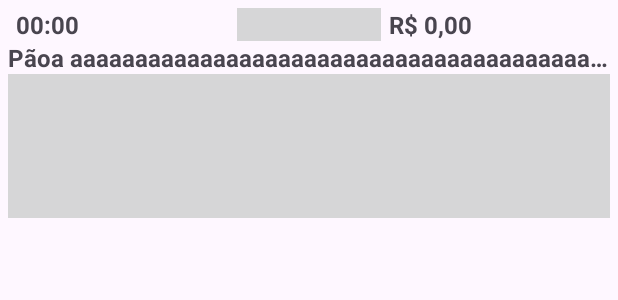
After one commit to Alt3rs/Organizador-de-Financas, an Android app: the layout movimentacao_row_adapter.xml on its own in the app's theme, with its tools: preview values and no code run, on a phone screen of 412 x 824 dp. The commit adds this screen. Shown: the top 300 px of the screen. Run offline under Robolectric (Android 15) with nearby library versions, the phone set to English and light mode, and no system bars.

Commit message:
wip: tela de adicionar movimentacao diaria

```diff
--- /dev/null
+++ b/app/src/main/res/layout/movimentacao_row_adapter.xml
@@ -0,0 +1,55 @@
+<?xml version="1.0" encoding="utf-8"?>
+    <TableLayout xmlns:android="http://schemas.android.com/apk/res/android"
+    xmlns:tools="http://schemas.android.com/tools"
+    android:layout_width="match_parent"
+    android:layout_height="match_parent"
+    android:divider="@drawable/bold_table_vertical_divider"
+    android:padding="5dp"
+    android:showDividers="end">
+
+    <TableRow
+        android:layout_width="match_parent"
+        android:layout_height="match_parent"
+        android:divider="@drawable/bold_table_horizontal_divider"
+        android:showDividers="middle">
+
+        <TextView
+            android:id="@+id/dataTextView"
+            android:layout_width="0dp"
+            android:layout_height="wrap_content"
+            android:layout_weight="1"
+            android:paddingStart="5dp"
+            android:text="00:00"
+            android:textSize="16sp"
+            android:textStyle="bold" />
+
+        <TextView
+            android:id="@+id/valorTextView"
+            android:layout_width="0dp"
+            android:layout_height="wrap_content"
+            android:layout_weight="1"
+            android:paddingStart="5dp"
+            android:text="R$ 0,00"
+            android:textSize="16sp"
+            android:textStyle="bold" />
+    </TableRow>
+
+    <TableRow
+        android:layout_width="match_parent"
+        android:layout_height="match_parent">
+
+        <TextView
+            android:id="@+id/descricaoTextView"
+            android:layout_width="match_parent"
+            android:layout_height="wrap_content"
+            android:layout_weight="1"
+            android:ellipsize="end"
+            android:maxLines="1"
+            android:minLines="1"
+
+            android:scrollHorizontally="false"
+            android:text="Pãoa aaaaaaaaaaaaaaaaaaaaaaaaaaaaaaaaaaaaaaaaaaaaaaaaaaaaaaaaaaaaaaaaaaaaaaaaaaaaaa    aaaaaaaaa"
+            android:textSize="16sp"
+            android:textStyle="bold" />
+    </TableRow>
+</TableLayout>
```
Also changed, not shown: app/src/main/java/com/organizadororcamentopessoal/adicionar_movimentacao/AdicionarMovimentacaoFragment.java (renamed from app/src/main/java/com/organizadororcamentopessoal/AdicionarMovimentacaoFragment.java, +24 -5 lines), app/src/main/java/com/organizadororcamentopessoal/adicionar_movimentacao/MovimentacaoAdapter.java (added, +81 -0 lines), app/src/main/res/layout/fragment_adicionar_movimentacao.xml (+6 -4 lines).
